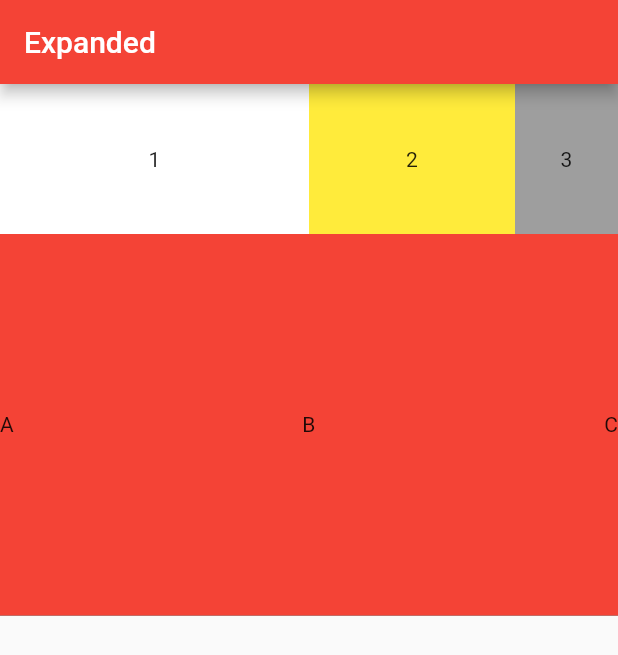
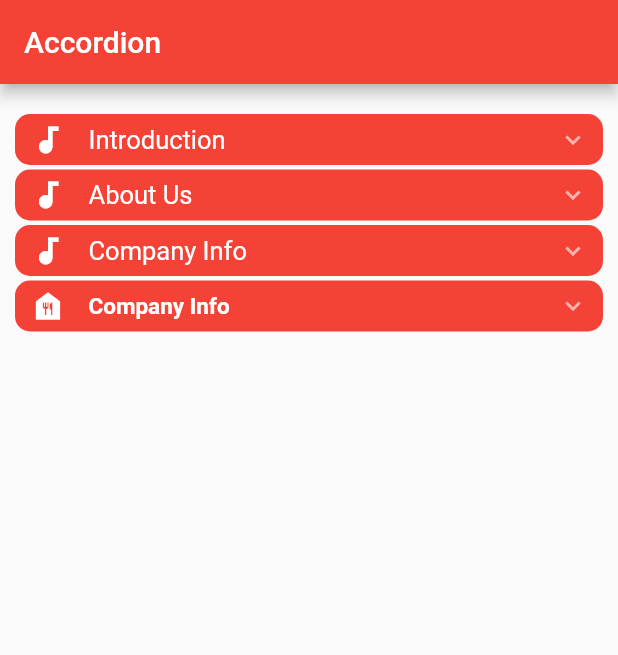
Before and after one commit to Nishadatgit/luminar-Projects, a Flutter app: the screen it shows after launch, on a phone screen of 412 x 824 dp. Shown: the top 655 px of the screen. Run offline on Flutter 3.47's test engine with Material 2 defaults, Android fonts, the phone set to English and light mode, and no system bars; drawn by our look-alikes of accordion; our stand-ins replace curved_navigation_bar, eva_icons_flutter, font_awesome_flutter, google_fonts, google_nav_bar, simple_animations and 1 more; missing offline and left inert: fancy_on_boarding, random_date, staggered_grid_view_flutter.

Commit message:
accordion completed

```diff
--- /dev/null
+++ b/lib/accordion.dart
@@ -0,0 +1,133 @@
+import 'package:accordion/accordion.dart';
+import 'package:flutter/material.dart';
+import 'package:flutter/src/foundation/key.dart';
+import 'package:flutter/src/widgets/framework.dart';
+
+class MyAccordion extends StatelessWidget {
+  const MyAccordion({Key? key}) : super(key: key);
+  final _headerStyle = const TextStyle(
+      color: Color(0xffffffff), fontSize: 15, fontWeight: FontWeight.bold);
+  final _contentStyleHeader = const TextStyle(
+      color: Color(0xff999999), fontSize: 14, fontWeight: FontWeight.w700);
+  final _contentStyle = const TextStyle(
+      color: Color(0xff999999), fontSize: 14, fontWeight: FontWeight.normal);
+
+  @override
+  Widget build(BuildContext context) {
+    return Scaffold(
+      appBar: AppBar(
+        title: const Text('Accordion'),
+      ),
+      body: Container(
+        child: SingleChildScrollView(
+          child: Column(
+            children: [
+              Accordion(
+                maxOpenSections: 1,
+
+                // headerTextStyle: TextStyle(color: Colors.white, fontSize: 17, fontWeight: FontWeight.bold),
+                leftIcon: const Icon(Icons.audiotrack, color: Colors.white),
+                children: [
+                  AccordionSection(
+                    isOpen: false,
+                    // flipRightIconIfOpen: false,
+                    header: const Text(
+                      'Introduction',
+                      style: TextStyle(color: Colors.white, fontSize: 17),
+                    ),
+                    content:
+                        const Text('This is the introduction right here ...'),
+                  ),
+                  AccordionSection(
+                      isOpen: false,
+                      header: const Text('About Us',
+                          style: TextStyle(color: Colors.white, fontSize: 17)),
+                      content: Image.asset('assets/images/mypic.jpg')),
+                  AccordionSection(
+                    isOpen: false,
+                    header: const Text('Company Info',
+                        style: TextStyle(color: Colors.white, fontSize: 17)),
+                    content:
+                        Icon(Icons.airplay, size: 70, color: Colors.green[200]),
+                  ),
+                  AccordionSection(
+                    isOpen: false,
+                    leftIcon: const Icon(Icons.food_bank, color: Colors.white),
+                    header: Text('Company Info', style: _headerStyle),
+                    content: DataTable(
+                      sortAscending: true,
+                      sortColumnIndex: 1,
+                      dataRowHeight: 40,
+                      showBottomBorder: true,
+                      columns: [
+                        DataColumn(
+                            label: Text('ID', style: _contentStyleHeader),
+                            numeric: true),
+                        DataColumn(
+                            label: Text('Description',
+                                style: _contentStyleHeader)),
+                        DataColumn(
+                            label: Text('Price', style: _contentStyleHeader),
+                            numeric: true),
+                      ],
+                      rows: [
+                        DataRow(
+                          cells: [
+                            DataCell(Text('1',
+                                style: _contentStyle,
+                                textAlign: TextAlign.right)),
+                            DataCell(
+                                Text('Fancy Product', style: _contentStyle)),
+                            DataCell(Text(r'$ 199.99',
+                                style: _contentStyle,
+                                textAlign: TextAlign.right))
+                          ],
+                        ),
+                        DataRow(
+                          cells: [
+                            DataCell(Text('2',
+                                style: _contentStyle,
+                                textAlign: TextAlign.right)),
+                            DataCell(
+                                Text('Another Product', style: _contentStyle)),
+                            DataCell(Text(r'$ 79.00',
+                                style: _contentStyle,
+                                textAlign: TextAlign.right))
+                          ],
+                        ),
+                        DataRow(
+                          cells: [
+                            DataCell(Text('3',
+                                style: _contentStyle,
+                                textAlign: TextAlign.right)),
+                            DataCell(Text('Really Cool Stuff',
+                                style: _contentStyle)),
+                            DataCell(Text(r'$ 9.99',
+                                style: _contentStyle,
+                                textAlign: TextAlign.right))
+                          ],
+                        ),
+                        DataRow(
+                          cells: [
+                            DataCell(Text('4',
+                                style: _contentStyle,
+                                textAlign: TextAlign.right)),
+                            DataCell(Text('Last Product goes here',
+                                style: _contentStyle)),
+                            DataCell(Text(r'$ 19.99',
+                                style: _contentStyle,
+                                textAlign: TextAlign.right))
+                          ],
+                        ),
+                      ],
+                    ),
+                  ),
+                ],
+              ),
+            ],
+          ),
+        ),
+      ),
+    );
+  }
+}
--- a/lib/main.dart
+++ b/lib/main.dart
@@ -1,3 +1,4 @@
+import 'package:demo_project/accordion.dart';
 import 'package:demo_project/alert_dialog.dart';
 import 'package:demo_project/animations.dart';
 import 'package:demo_project/assignments/custom_drawer/screens/home.dart';
@@ -49,7 +50,7 @@ class MyApp extends StatelessWidget {
       theme: ThemeData(
         primarySwatch: Colors.red,
       ),
-      home: const MyExpanded(),
+      home: const MyAccordion(),
     );
   }
 }
--- a/pubspec.yaml
+++ b/pubspec.yaml
@@ -27,6 +27,7 @@ environment:
 # the latest version available on pub.dev. To see which dependencies have newer
 # versions available, run `flutter pub outdated`.
 dependencies:
+  accordion: ^2.4.0
   cupertino_icons: ^1.0.2
   curved_navigation_bar: ^1.0.3
   email_validator: ^2.0.1
@@ -40,7 +41,6 @@ dependencies:
   google_nav_bar: ^5.0.6
   line_icons: ^2.0.1
   lottie: ^1.3.0
-  #onboarding: ^3.1.0
   random_date: ^0.0.7
   simple_animations: ^4.1.0
   splashscreen: ^1.3.5
@@ -69,7 +69,6 @@ flutter:
     - assets/lottie/
     - assets/png/
     - assets/svg/
-
   #   - images/a_dot_ham.jpeg
   # An image asset can refer to one or more resolution-specific "variants", see
   # https://flutter.dev/assets-and-images/#resolution-aware
```
Also changed, not shown: pubspec.lock.
